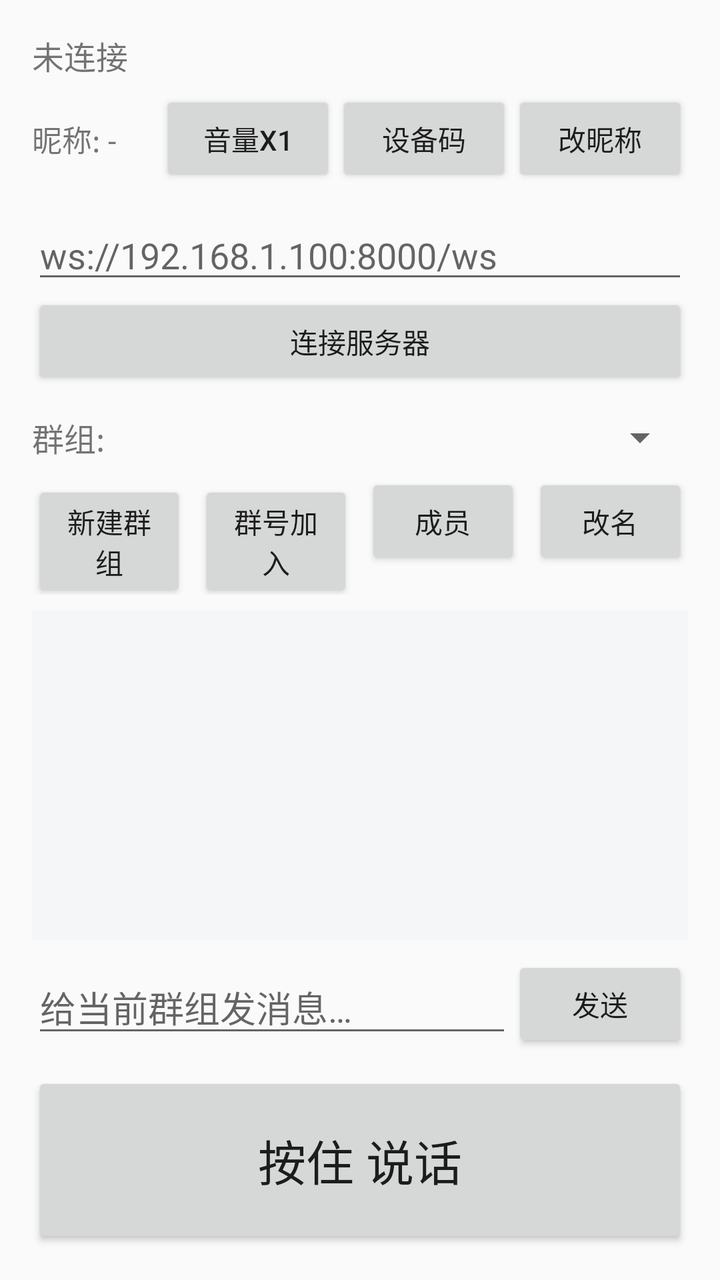
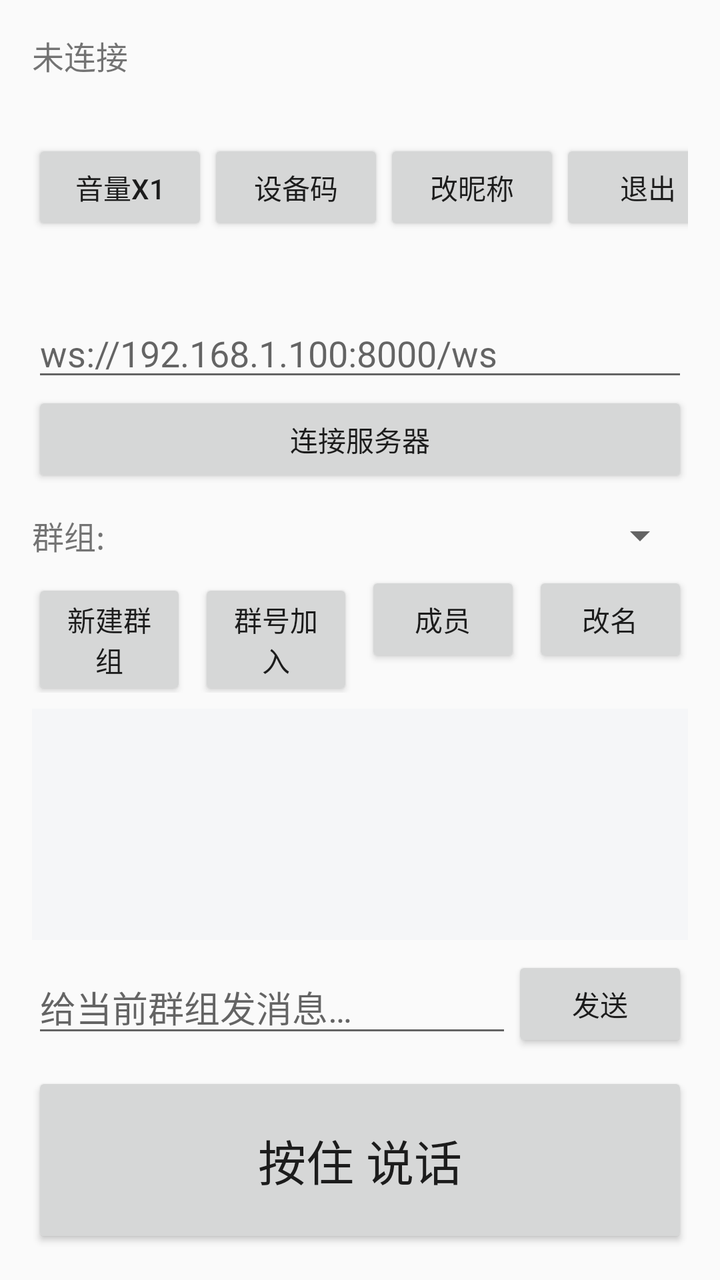

The first picture is an Android layout as it rendered before a commit; the second is the same layout after the commit. The layout source and the unified diff follow.
<!-- AndroidManifest.xml: application theme android:Theme.Material.Light.DarkActionBar -->
<!-- res/layout/activity_main.xml -->
<?xml version="1.0" encoding="utf-8"?>
<LinearLayout xmlns:android="http://schemas.android.com/apk/res/android"
    android:layout_width="match_parent"
    android:layout_height="match_parent"
    android:orientation="vertical"
    android:padding="16dp">

    <TextView
        android:id="@+id/tvStatus"
        android:layout_width="match_parent"
        android:layout_height="wrap_content"
        android:text="未连接"
        android:textSize="16sp" />

    <LinearLayout
        android:layout_width="match_parent"
        android:layout_height="wrap_content"
        android:layout_marginTop="6dp"
        android:gravity="center_vertical"
        android:orientation="horizontal">

        <TextView
            android:id="@+id/tvMyName"
            android:layout_width="0dp"
            android:layout_height="wrap_content"
            android:layout_weight="1"
            android:text="昵称: -"
            android:textSize="15sp" />

        <Button
            android:id="@+id/btnGain"
            android:layout_width="wrap_content"
            android:layout_height="wrap_content"
            android:text="音量x1" />

        <Button
            android:id="@+id/btnDevCode"
            android:layout_width="wrap_content"
            android:layout_height="wrap_content"
            android:text="设备码" />

        <Button
            android:id="@+id/btnMyName"
            android:layout_width="wrap_content"
            android:layout_height="wrap_content"
            android:text="改昵称" />
    </LinearLayout>

    <EditText
        android:id="@+id/etServer"
        android:layout_width="match_parent"
        android:layout_height="wrap_content"
        android:layout_marginTop="12dp"
        android:hint="ws://192.168.1.100:8000/ws"
        android:inputType="textUri" />

    <Button
        android:id="@+id/btnConnect"
        android:layout_width="match_parent"
        android:layout_height="wrap_content"
        android:text="连接服务器" />

    <LinearLayout
        android:layout_width="match_parent"
        android:layout_height="wrap_content"
        android:layout_marginTop="12dp"
        android:gravity="center_vertical"
        android:orientation="horizontal">

        <TextView
            android:layout_width="wrap_content"
            android:layout_height="wrap_content"
            android:text="群组:"
            android:textSize="16sp" />

        <Spinner
            android:id="@+id/spGroup"
            android:layout_width="0dp"
            android:layout_height="wrap_content"
            android:layout_weight="1" />
    </LinearLayout>

    <LinearLayout
        android:layout_width="match_parent"
        android:layout_height="wrap_content"
        android:layout_marginTop="6dp"
        android:orientation="horizontal">

        <Button
            android:id="@+id/btnCreateGroup"
            android:layout_width="0dp"
            android:layout_height="wrap_content"
            android:layout_weight="1"
            android:text="新建群组" />

        <Button
            android:id="@+id/btnJoinGroup"
            android:layout_width="0dp"
            android:layout_height="wrap_content"
            android:layout_marginStart="6dp"
            android:layout_weight="1"
            android:text="群号加入" />

        <Button
            android:id="@+id/btnMembers"
            android:layout_width="0dp"
            android:layout_height="wrap_content"
            android:layout_marginStart="6dp"
            android:layout_weight="1"
            android:text="成员" />

        <Button
            android:id="@+id/btnRenameGroup"
            android:layout_width="0dp"
            android:layout_height="wrap_content"
            android:layout_marginStart="6dp"
            android:layout_weight="1"
            android:text="改名" />
    </LinearLayout>

    <ScrollView
        android:id="@+id/scrollMessages"
        android:layout_width="match_parent"
        android:layout_height="0dp"
        android:layout_marginTop="8dp"
        android:layout_weight="1"
        android:background="#F5F6F8">

        <LinearLayout
            android:id="@+id/llMessages"
            android:layout_width="match_parent"
            android:layout_height="wrap_content"
            android:orientation="vertical"
            android:padding="10dp" />
    </ScrollView>

    <LinearLayout
        android:layout_width="match_parent"
        android:layout_height="wrap_content"
        android:layout_marginTop="8dp"
        android:gravity="center_vertical"
        android:orientation="horizontal">

        <EditText
            android:id="@+id/etChat"
            android:layout_width="0dp"
            android:layout_height="wrap_content"
            android:layout_weight="1"
            android:hint="给当前群组发消息…"
            android:inputType="text"
            android:maxLength="200" />

        <Button
            android:id="@+id/btnSend"
            android:layout_width="wrap_content"
            android:layout_height="wrap_content"
            android:text="发送" />
    </LinearLayout>

    <Button
        android:id="@+id/btnPtt"
        android:layout_width="match_parent"
        android:layout_height="88dp"
        android:layout_marginTop="10dp"
        android:text="按住 说话"
        android:textSize="24sp" />
</LinearLayout>
<!-- resources referenced by this layout -->
<resources>

</resources>

<!-- the commit's change to res/layout/activity_main.xml (unified diff, before → after) -->
@@ -44,6 +44,12 @@
             android:layout_width="wrap_content"
             android:layout_height="wrap_content"
             android:text="改昵称" />
+
+        <Button
+            android:id="@+id/btnExit"
+            android:layout_width="wrap_content"
+            android:layout_height="wrap_content"
+            android:text="退出" />
     </LinearLayout>
 
     <EditText
